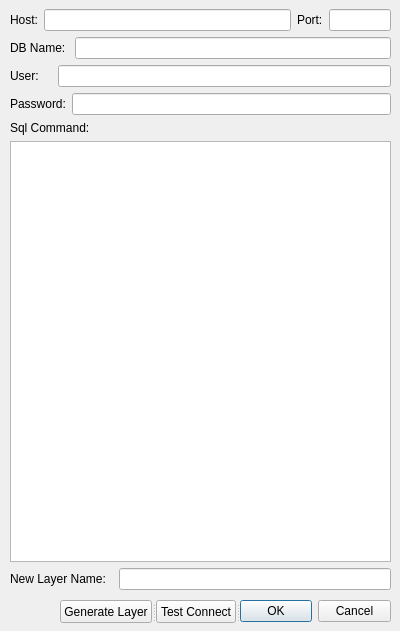
Qt form Suntec/QgisPyPlugin/NearestFeature/nearest_feature_dialog_base.ui (15831944/tphProjects) before a commit.
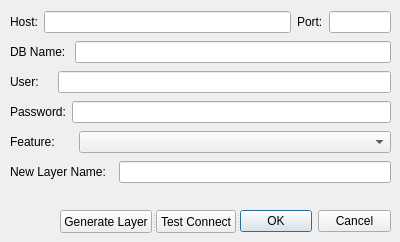
The same form after that commit.

```diff
--- a/Suntec/QgisPyPlugin/NearestFeature/nearest_feature_dialog_base.ui
+++ b/Suntec/QgisPyPlugin/NearestFeature/nearest_feature_dialog_base.ui
@@ -7,7 +7,7 @@
     <x>0</x>
     <y>0</y>
     <width>400</width>
-    <height>631</height>
+    <height>242</height>
    </rect>
   </property>
   <property name="windowTitle">
@@ -19,7 +19,7 @@
      <x>10</x>
      <y>9</y>
      <width>381</width>
-     <height>581</height>
+     <height>181</height>
     </rect>
    </property>
    <layout class="QVBoxLayout" name="verticalLayout">
@@ -90,14 +90,18 @@
      </layout>
     </item>
     <item>
+     <layout class="QHBoxLayout" name="horizontalLayout_5" stretch="1,5">
+      <item>
      <widget class="QLabel" name="label_6">
       <property name="text">
-       <string>Sql Command:</string>
+         <string>Feature: </string>
       </property>
      </widget>
     </item>
     <item>
-     <widget class="QTextEdit" name="textEditSqlCommand"/>
+       <widget class="QComboBox" name="comboBoxSelectFeature"/>
+      </item>
+     </layout>
     </item>
     <item>
      <layout class="QHBoxLayout" name="horizontalLayout_6">
@@ -119,7 +123,7 @@
    <property name="geometry">
     <rect>
      <x>60</x>
-     <y>600</y>
+     <y>210</y>
      <width>331</width>
      <height>23</height>
     </rect>
```
Lines whose indentation alone changed are shown as unchanged.
